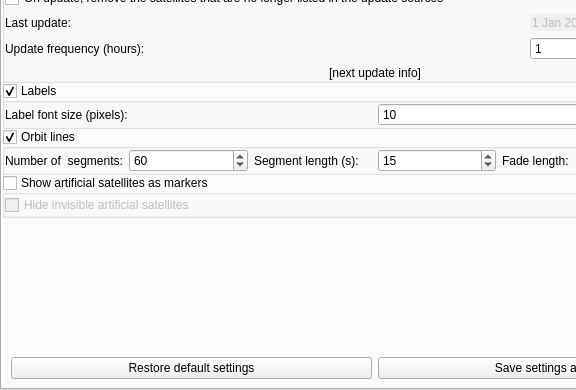
Before: the Qt Designer form plugins/Satellites/src/gui/satellitesDialog.ui in 519984307/stellarium_src, drawn with Qt 5; both pictures show x 0 to 576 and y 137 to 527 of the 750 by 527 pixel window.
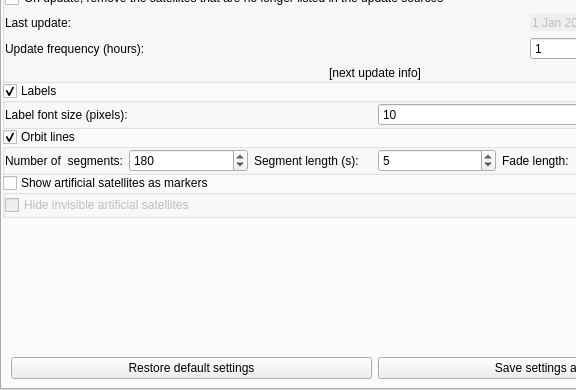
After: the same form once the commit is applied. Icons and pictures are not drawn. Custom widgets are drawn as their Qt base class.

Commit message: Changed limits of properties for orbital lines of satellites (fix #1148)

Patch:
```diff
--- a/plugins/Satellites/src/gui/satellitesDialog.ui
+++ b/plugins/Satellites/src/gui/satellitesDialog.ui
@@ -384,10 +384,10 @@
              <number>3</number>
             </property>
             <property name="maximum">
-             <number>200</number>
+             <number>9000</number>
             </property>
             <property name="value">
-             <number>60</number>
+             <number>180</number>
             </property>
            </widget>
           </item>
@@ -397,13 +397,13 @@
              <string>Duration of a single segment in seconds</string>
             </property>
             <property name="minimum">
-             <number>5</number>
+             <number>1</number>
             </property>
             <property name="maximum">
              <number>120</number>
             </property>
             <property name="value">
-             <number>15</number>
+             <number>5</number>
             </property>
            </widget>
           </item>
```
The commit also changes 1 other file.
